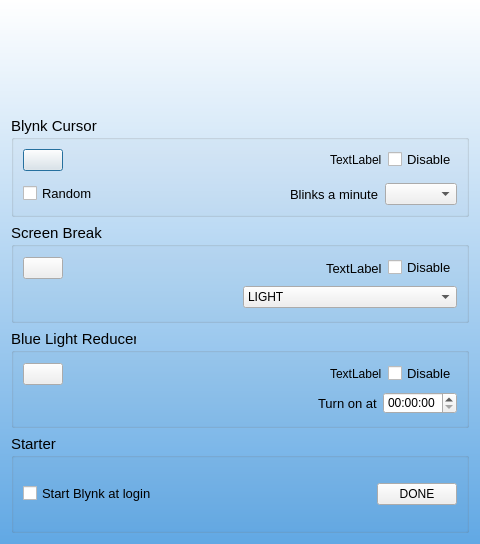
flegall2014/Blynk, file blynk/preferencedialog.ui: the form before one commit.
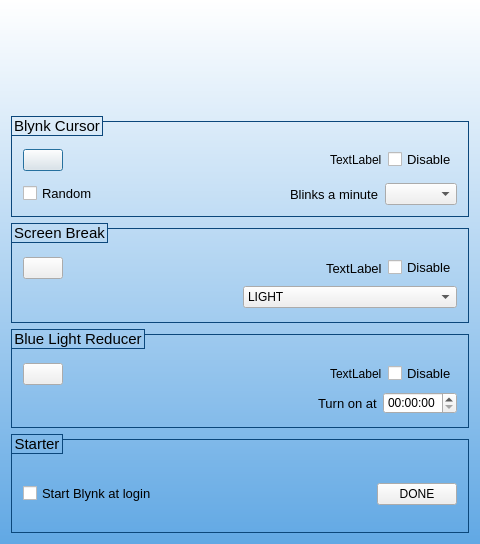
The form after the commit. Icons and pictures are not drawn. Custom widgets are drawn as their Qt base class.

The edit to the form file:
```diff
--- a/blynk/preferencedialog.ui
+++ b/blynk/preferencedialog.ui
@@ -49,10 +49,20 @@
       </font>
      </property>
      <property name="styleSheet">
-      <string notr="true"> QGroupBox {
- background-color: qlineargradient(x1: 0, y1: 0, x2: 0, y2: 1,
- stop: 0 #E0E0E0, stop: 1 #FFFFFF);
-};
+      <string notr="true">QGroupBox
+{
+    background-color:transparent;
+    border: 1px solid #0b477b;
+    margin-top: 5px;
+}
+
+QGroupBox::title
+{
+    subcontrol-origin: margin;	
+    border: 1px solid #0b477b;
+    color: black;   
+}
+
 </string>
      </property>
      <property name="title">
@@ -178,10 +188,21 @@
       </font>
      </property>
      <property name="styleSheet">
-      <string notr="true"> QGroupBox {
- background-color: qlineargradient(x1: 0, y1: 0, x2: 0, y2: 1,
- stop: 0 #E0E0E0, stop: 1 #FFFFFF);
-}</string>
+      <string notr="true">QGroupBox
+{
+    background-color:transparent;
+    border: 1px solid #0b477b;
+    margin-top: 5px;
+}
+
+QGroupBox::title
+{
+    subcontrol-origin: margin;	
+    border: 1px solid #0b477b;
+    color: black;   
+}
+
+</string>
      </property>
      <property name="title">
       <string>Screen Break</string>
@@ -284,10 +305,21 @@
       </font>
      </property>
      <property name="styleSheet">
-      <string notr="true"> QGroupBox {
- background-color: qlineargradient(x1: 0, y1: 0, x2: 0, y2: 1,
- stop: 0 #E0E0E0, stop: 1 #FFFFFF);
-}</string>
+      <string notr="true">QGroupBox
+{
+    background-color:transparent;
+    border: 1px solid #0b477b;
+    margin-top: 5px;
+}
+
+QGroupBox::title
+{
+    subcontrol-origin: margin;	
+    border: 1px solid #0b477b;
+    color: black;   
+}
+
+</string>
      </property>
      <property name="title">
       <string>Blue Light Reducer</string>
@@ -390,10 +422,21 @@
       </font>
      </property>
      <property name="styleSheet">
-      <string notr="true"> QGroupBox {
- background-color: qlineargradient(x1: 0, y1: 0, x2: 0, y2: 1,
- stop: 0 #E0E0E0, stop: 1 #FFFFFF);
-}</string>
+      <string notr="true">QGroupBox
+{
+    background-color:transparent;
+    border: 1px solid #0b477b;
+    margin-top: 5px;
+}
+
+QGroupBox::title
+{
+    subcontrol-origin: margin;	
+    border: 1px solid #0b477b;
+    color: black;   
+}
+
+</string>
      </property>
      <property name="title">
       <string>Starter</string>
```
